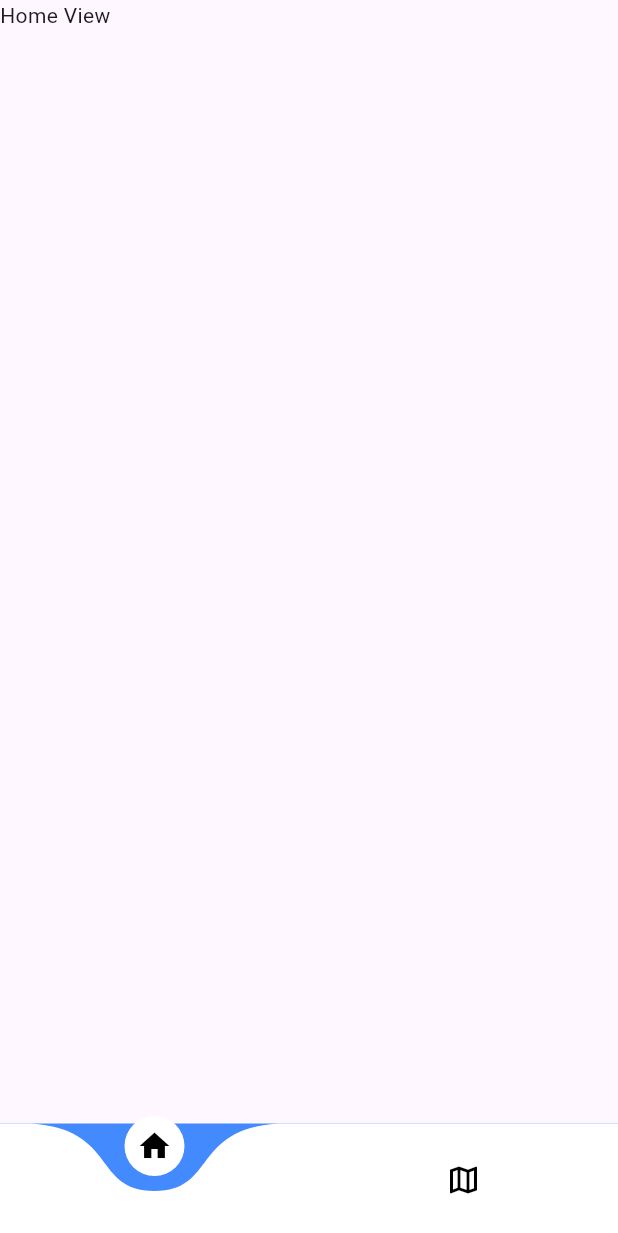
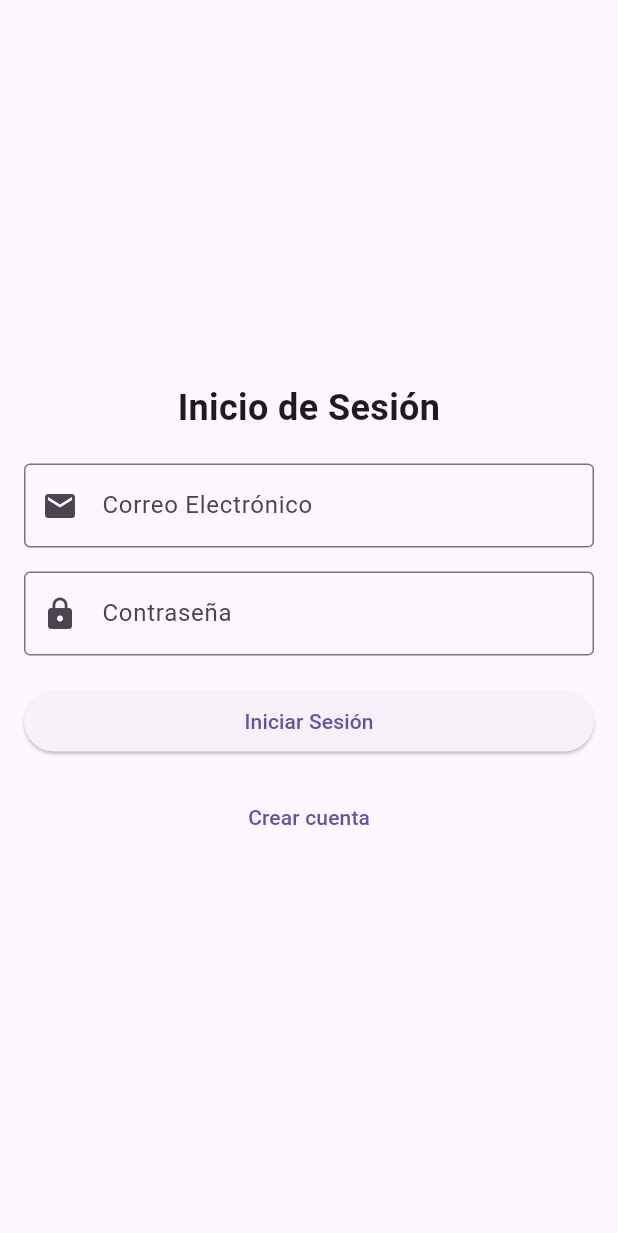
Before and after one commit to CristianRC03/reservationsapp, a Flutter app: the screen it shows after launch, on a phone screen of 412 x 824 dp. Shown: the top 1233 px of the screen. Run offline on Flutter 3.47's test engine with Material 3 defaults, Android fonts, the phone set to English and light mode, and no system bars; drawn by our look-alikes of curved_navigation_bar; our stand-ins replace go_router.

Commit message:
Pantallas de inicio de sesion y registrar completadas, falta funcionalidad

```diff
--- a/lib/config/app_router.dart
+++ b/lib/config/app_router.dart
@@ -1,15 +1,23 @@
-
-import 'package:booking_app/presentation/screens/home/home_screen.dart';
+import 'package:booking_app/presentation/screens/login_register/login/login_screen.dart';
+import 'package:booking_app/presentation/screens/login_register/register/register_screen.dart';
 import 'package:go_router/go_router.dart';
 
 final appRouter = GoRouter(
   initialLocation: "/home/0",
   routes: [
+    // Ruta para Home/Login
     GoRoute(
       path: "/home/:view",
       builder: (context, state) {
         final viewIndex = int.parse(state.pathParameters["view"] ?? "0");
-        return HomeScreen(viewIndex: viewIndex,);
+        return LoginScreen(viewIndex: viewIndex);
+      },
+    ),
+    // Ruta para Registro
+    GoRoute(
+      path: "/Register",
+      builder: (context, state) {
+        return const RegisterScreen();
       },
     ),
   ],
--- /dev/null
+++ b/lib/presentation/screens/login_register/login/login_screen.dart
@@ -0,0 +1,100 @@
+import 'package:flutter/material.dart';
+import 'package:go_router/go_router.dart';
+
+class LoginScreen extends StatelessWidget {
+  final int viewIndex;
+  const LoginScreen({super.key, required this.viewIndex});
+
+  @override
+  Widget build(BuildContext context) {
+    return Scaffold(
+      body: IndexedStack(
+        index: viewIndex,
+        children: const [
+          LoginView(),
+        ],
+      ),
+    );
+  }
+}
+
+class LoginView extends StatelessWidget {
+  const LoginView({super.key});
+
+  @override
+  Widget build(BuildContext context) {
+    final emailController = TextEditingController();
+    final passwordController = TextEditingController();
+
+    return Padding(
+      padding: const EdgeInsets.all(16.0),
+      child: Center(
+        child: Column(
+          mainAxisAlignment: MainAxisAlignment.center,
+          crossAxisAlignment: CrossAxisAlignment.stretch,
+          children: [
+            const Text(
+              'Inicio de Sesión',
+              style: TextStyle(
+                fontSize: 24,
+                fontWeight: FontWeight.bold,
+              ),
+              textAlign: TextAlign.center,
+            ),
+            const SizedBox(height: 20),
+            // Campo de texto para el correo
+            TextField(
+              controller: emailController,
+              decoration: const InputDecoration(
+                labelText: 'Correo Electrónico',
+                border: OutlineInputBorder(),
+                prefixIcon: Icon(Icons.email),
+              ),
+              keyboardType: TextInputType.emailAddress,
+            ),
+            const SizedBox(height: 16),
+            // Campo de texto para la contraseña
+            TextField(
+              controller: passwordController,
+              decoration: const InputDecoration(
+                labelText: 'Contraseña',
+                border: OutlineInputBorder(),
+                prefixIcon: Icon(Icons.lock),
+              ),
+              obscureText: true,
+            ),
+            const SizedBox(height: 20),
+            // Botón para iniciar sesión
+            ElevatedButton(
+              onPressed: () {
+                final email = emailController.text;
+                final password = passwordController.text;
+
+                // Lógica de autenticación (por ejemplo, validar o iniciar sesión)
+                if (email.isEmpty || password.isEmpty) {
+                  ScaffoldMessenger.of(context).showSnackBar(
+                    const SnackBar(
+                      content: Text('Por favor, complete todos los campos.'),
+                    ),
+                  );
+                } else {
+                  // Aquí puedes navegar a otra pantalla o realizar una validación.
+                  Navigator.pushReplacementNamed(context, '/home');
+                }
+              },
+              child: const Text('Iniciar Sesión'),
+            ),
+            const SizedBox(height: 16),
+            // Enlace para recuperar contraseña
+            TextButton(
+              onPressed: () {
+                GoRouter.of(context).go('/Register');
+              },
+              child: const Text('Crear cuenta'),
+            ),
+          ],
+        ),
+      ),
+    );
+  }
+}
--- a/lib/presentation/widgets/bottom_navbar.dart
+++ b/lib/presentation/widgets/bottom_navbar.dart
@@ -21,6 +21,7 @@ class BottomNavbar extends StatelessWidget {
             // Navegar a otra vista
             context.go("/home/1");
             break;
+
         }
       },
       color: Colors.white,
```
Also changed, not shown: lib/presentation/screens/login_register/register/register_screen.dart (added, +104 -0 lines).
